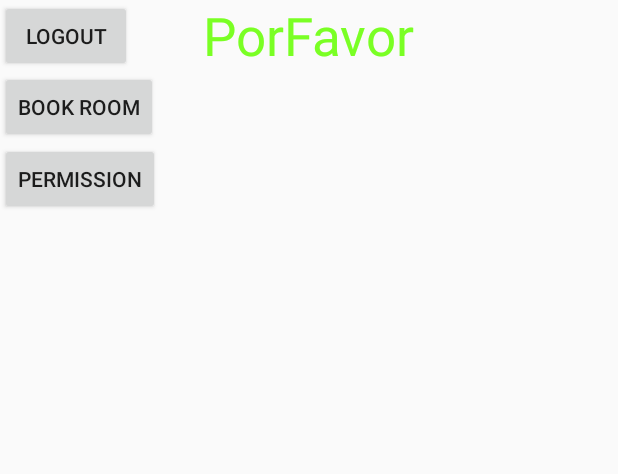
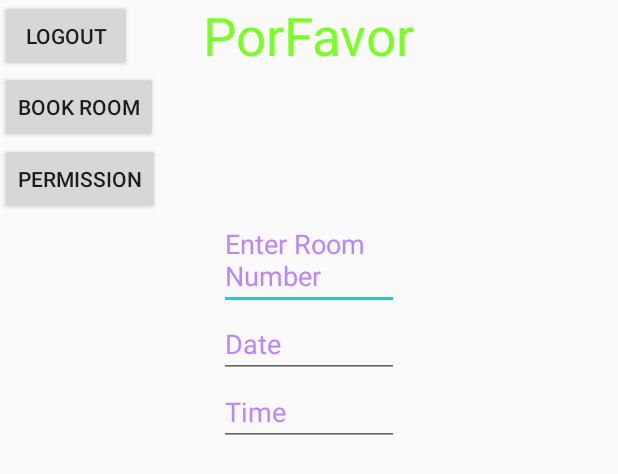
Before and after one commit to pskalbhav1/MAD_Lab_Project, an Android app: the layout slot.xml on its own in the app's theme, with its tools: preview values and no code run, on a phone screen of 412 x 824 dp. Shown: the top 474 px of the screen. Run offline under Robolectric (Android 15) with nearby library versions, the phone set to English and light mode, and no system bars.

Commit message:
Add files via upload

```diff
--- a/app/src/main/res/layout/slot.xml
+++ b/app/src/main/res/layout/slot.xml
@@ -1,4 +1,4 @@
-<?xml version="1.0"encoding="utf-8"?>
+<?xml version="1.0" encoding="utf-8"?>
 
 <RelativeLayout xmlns:android = "http://schemas.android.com/apk/res/android"
     xmlns:tools = "http://schemas.android.com/tools"
@@ -32,6 +32,41 @@
         android:onClick="onRequest"
         android:text="Permission" />
 
+    <EditText
+        android:layout_width = "120dp"
+        android:layout_height = "wrap_content"
+        android:id = "@+id/editText"
+        android:hint = "Enter Room Number"
+        android:layout_centerHorizontal = "true"
+        android:focusable = "true"
+        android:textColorHighlight = "@color/black"
+        android:textColorHint = "@color/purple_200"
+        android:layout_marginTop = "140dp"
+        />
+
+    <EditText
+        android:layout_width="120dp"
+        android:layout_height="wrap_content"
+        android:inputType="text"
+        android:ems="10"
+        android:layout_centerHorizontal = "true"
+        android:id="@+id/editText2"
+        android:layout_below="@+id/editText"
+        android:textColorHint="@color/purple_200"
+        android:hint="Date" />
+
+    <EditText
+        android:layout_width="120dp"
+        android:layout_height="wrap_content"
+        android:inputType="text"
+        android:ems="10"
+        android:layout_centerHorizontal = "true"
+        android:id="@+id/editText3"
+        android:layout_below="@+id/editText2"
+        android:textColorHint="@color/purple_200"
+        android:hint="Time" />
+
+
 
     <Button
         android:id="@+id/button2"
--- a/app/src/main/res/layout/slot_view.xml
+++ b/app/src/main/res/layout/slot_view.xml
@@ -31,6 +31,13 @@
         android:text="Grant Request"
         android:onClick="Check_Request"/>
 
+    <Button
+        android:id="@+id/button2"
+        android:layout_width="wrap_content"
+        android:layout_height="wrap_content"
+        android:layout_below="@id/button"
+        android:text="Book more"
+        android:onClick="onBooking"/>
 
     <ListView
         android:id="@+id/listyx"
```
